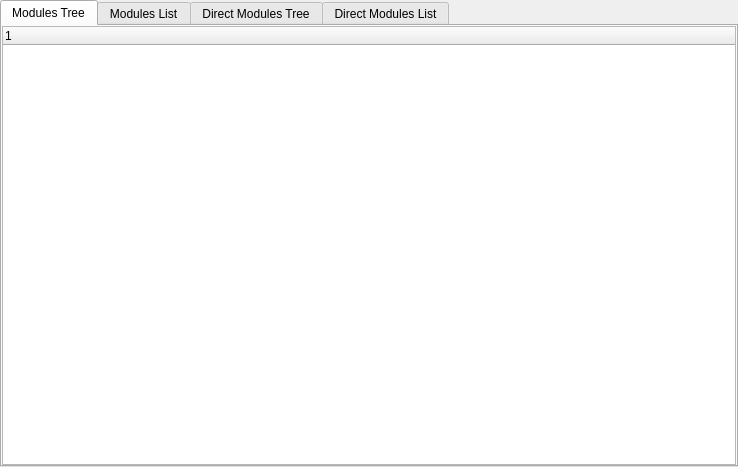
First picture: the form in src/plugins/grass/qgsgrasstoolsbase.ui, repository qgis/QGIS, before the edit.
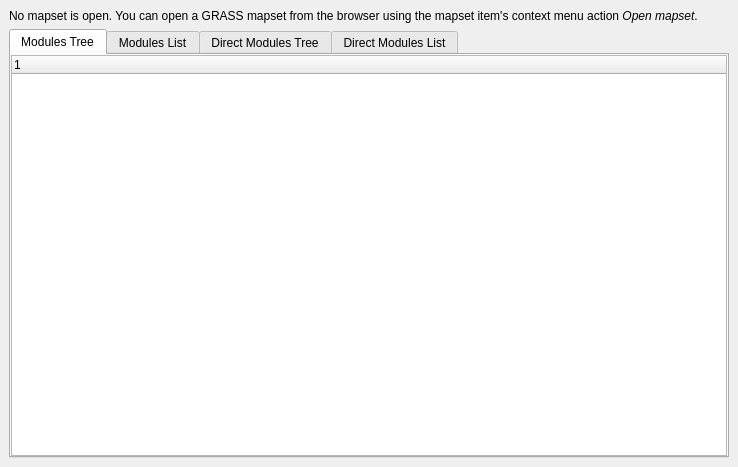
Second picture: the form after the edit.

Commit message: [GRASS] open mapset from browser

The edit to the form file:
```diff
--- a/src/plugins/grass/qgsgrasstoolsbase.ui
+++ b/src/plugins/grass/qgsgrasstoolsbase.ui
@@ -15,9 +15,16 @@
   </property>
   <widget class="QWidget" name="mContents">
    <layout class="QVBoxLayout" name="verticalLayout">
-    <property name="margin">
-     <number>0</number>
-    </property>
+    <item>
+     <widget class="QLabel" name="mMessageLabel">
+      <property name="text">
+       <string>&lt;html&gt;&lt;head/&gt;&lt;body&gt;&lt;p&gt;No mapset is open. You can open a GRASS mapset from the browser using the mapset item's context menu action &lt;span style=&quot; font-style:italic;&quot;&gt;Open mapset&lt;/span&gt;.&lt;/p&gt;&lt;/body&gt;&lt;/html&gt;</string>
+      </property>
+      <property name="wordWrap">
+       <bool>true</bool>
+      </property>
+     </widget>
+    </item>
     <item>
      <widget class="QTabWidget" name="mTabWidget">
       <property name="currentIndex">
```
Left out of the diff: 2 changed lines with no effect on the pictures. The commit also changes 8 other files.
